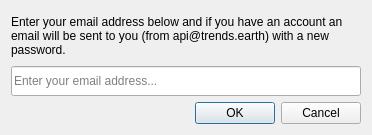
Before: the Qt Designer form LDMP/gui/DlgSettingsEditForgotPassword.ui in ConservationInternational/trends.earth, drawn with Qt 5.
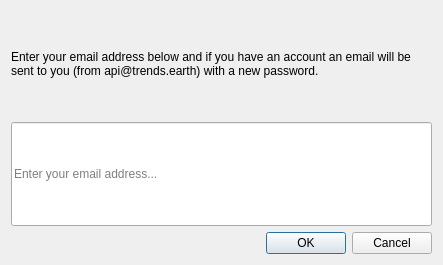
After: the same form once the commit is applied.

The edit to the form file:
```diff
--- a/LDMP/gui/DlgSettingsEditForgotPassword.ui
+++ b/LDMP/gui/DlgSettingsEditForgotPassword.ui
@@ -6,8 +6,8 @@
    <rect>
     <x>0</x>
     <y>0</y>
-    <width>372</width>
-    <height>135</height>
+    <width>443</width>
+    <height>265</height>
    </rect>
   </property>
   <property name="sizePolicy">
@@ -32,6 +32,12 @@
    </item>
    <item>
     <widget class="QLineEdit" name="email">
+     <property name="sizePolicy">
+      <sizepolicy hsizetype="Expanding" vsizetype="Minimum">
+       <horstretch>0</horstretch>
+       <verstretch>0</verstretch>
+      </sizepolicy>
+     </property>
      <property name="minimumSize">
       <size>
        <width>0</width>
```
